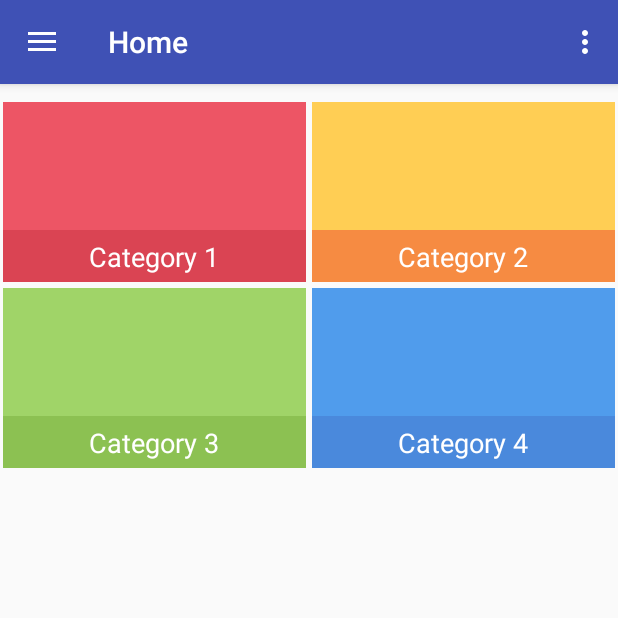
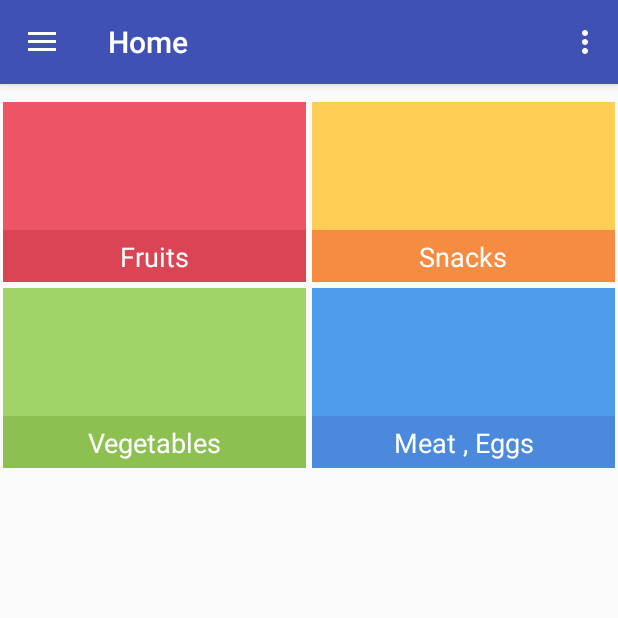
Before and after one commit to aakashswain001/GroceBay, an Android app: the HomeFragment screen opened directly, with no data from a screen before it, on a phone screen of 412 x 824 dp, the top half of it. Run offline under Robolectric (Android 15) with nearby library versions, the phone set to English and light mode, and no system bars; network calls fail; 1 statement that could not run was skipped.

Commit message:
Product ,Checkout images added

```diff
--- a/app/build.gradle
+++ b/app/build.gradle
@@ -34,6 +34,7 @@ dependencies {
     implementation 'com.android.support:support-v4:28.0.0'
     implementation 'com.cepheuen.elegant-number-button:lib:1.0.2'
     implementation 'com.github.andremion:counterfab:1.0.1'
+    implementation 'com.squareup.picasso:picasso:2.5.2'
     testImplementation 'junit:junit:4.12'
     androidTestImplementation 'com.android.support.test:runner:1.0.2'
     androidTestImplementation 'com.android.support.test.espresso:espresso-core:3.0.2'
--- a/app/src/main/java/com/grocebay/grocebay/CheckoutAdapter.java
+++ b/app/src/main/java/com/grocebay/grocebay/CheckoutAdapter.java
@@ -11,6 +11,7 @@ import android.widget.ImageView;
 import android.widget.TextView;
 
 import com.grocebay.grocebay.model.Product;
+import com.squareup.picasso.Picasso;
 
 import java.util.List;
 
@@ -38,6 +39,7 @@ public class CheckoutAdapter extends RecyclerView.Adapter<CheckoutAdapter.ViewHo
         holder.name.setText(product.getName());
         holder.price.setText(Integer.toString(Integer.parseInt(product.getPrice()) * product.getCount()));
         holder.quantity.setText(Integer.toString(product.getCount()));
+        Picasso.with(mCtx).load(product.getImage()).into(holder.prod);
         if (product.getVegtype().equals("veg")) {
             holder.veg.setVisibility(View.VISIBLE);
         } else {
@@ -52,7 +54,7 @@ public class CheckoutAdapter extends RecyclerView.Adapter<CheckoutAdapter.ViewHo
 
     public class ViewHolder extends RecyclerView.ViewHolder {
         private TextView name, price, quantity;
-        private ImageView veg, nonveg;
+        private ImageView veg, nonveg, prod;
 
         public ViewHolder(View itemView) {
             super(itemView);
@@ -61,6 +63,7 @@ public class CheckoutAdapter extends RecyclerView.Adapter<CheckoutAdapter.ViewHo
             quantity = itemView.findViewById(R.id.tv_quantity);
             veg = itemView.findViewById(R.id.veg);
             nonveg = itemView.findViewById(R.id.nonveg);
+            prod = itemView.findViewById(R.id.prod_image);
         }
 
     }
--- a/app/src/main/java/com/grocebay/grocebay/ProductActivity.java
+++ b/app/src/main/java/com/grocebay/grocebay/ProductActivity.java
@@ -99,8 +99,8 @@ public class ProductActivity extends AppCompatActivity implements AddorRemoveCal
     public void loadfood() {
         setVisibility(false);
         textView.setVisibility(View.GONE);
-        //String url = GET_PRODUCTS.concat("&category_id=" + category_id);
-        String url = "http://sleepygamers.xyz/grocebay/api/products.php?apicall=get&category_id=1";
+        String url = GET_PRODUCTS.concat("&category_id=" + category_id);
+        //  String url = "http://sleepygamers.xyz/grocebay/api/products.php?apicall=get&category_id=1";
         StringRequest stringRequest = new StringRequest(Request.Method.GET, url, new Response.Listener<String>() {
             @Override
             public void onResponse(String response) {
--- a/app/src/main/java/com/grocebay/grocebay/ProductAdapter.java
+++ b/app/src/main/java/com/grocebay/grocebay/ProductAdapter.java
@@ -13,6 +13,7 @@ import android.widget.TextView;
 import com.cepheuen.elegantnumberbutton.view.ElegantNumberButton;
 import com.grocebay.grocebay.interfaces.AddorRemoveCallbacks;
 import com.grocebay.grocebay.model.Product;
+import com.squareup.picasso.Picasso;
 
 import java.util.List;
 
@@ -40,6 +41,7 @@ public class ProductAdapter extends RecyclerView.Adapter<ProductAdapter.ViewHold
         holder.name.setText(product.getName());
         holder.price.setText(product.getPrice());
         holder.desc.setText(product.getDescription());
+        Picasso.with(mCtx).load(product.getImage()).into(holder.prod);
         holder.addToCart.setOnClickListener(new View.OnClickListener() {
             @Override
             public void onClick(View v) {
@@ -70,7 +72,7 @@ public class ProductAdapter extends RecyclerView.Adapter<ProductAdapter.ViewHold
         private TextView name, price, desc;
         private Button addToCart;
         private ElegantNumberButton elegantNumberButton;
-        private ImageView veg, nonveg;
+        private ImageView veg, nonveg, prod;
 
         public ViewHolder(View itemView) {
             super(itemView);
@@ -81,6 +83,7 @@ public class ProductAdapter extends RecyclerView.Adapter<ProductAdapter.ViewHold
             veg = itemView.findViewById(R.id.veg);
             nonveg = itemView.findViewById(R.id.nonveg);
             desc = itemView.findViewById(R.id.prod_desc);
+            prod = itemView.findViewById(R.id.prod_image);
         }
 
     }
--- a/app/src/main/res/layout/fragment_home.xml
+++ b/app/src/main/res/layout/fragment_home.xml
@@ -48,7 +48,7 @@
                         android:layout_marginTop="30dp"
                         android:background="@color/colorGrapeFruitDark"
                         android:padding="5dp"
-                        android:text="Category 1"
+                        android:text="Fruits"
                         android:textAlignment="center"
                         android:textColor="@color/colorWhite"
                         android:textSize="18sp" />
@@ -78,7 +78,7 @@
                         android:layout_marginTop="30dp"
                         android:background="@color/colorFlowerDark"
                         android:padding="5dp"
-                        android:text="Category 2"
+                        android:text="Snacks"
                         android:textAlignment="center"
                         android:textColor="@color/colorWhite"
                         android:textSize="18sp" />
@@ -117,7 +117,7 @@
                         android:layout_marginTop="30dp"
                         android:background="@color/colorGrassDark"
                         android:padding="5dp"
-                        android:text="Category 3"
+                        android:text="Vegetables"
                         android:textAlignment="center"
                         android:textColor="@color/colorWhite"
                         android:textSize="18sp" />
@@ -146,7 +146,7 @@
                         android:layout_marginTop="30dp"
                         android:background="@color/colorBlueJeansDark"
                         android:padding="5dp"
-                        android:text="Category 4"
+                        android:text="Meat , Eggs"
                         android:textAlignment="center"
                         android:textColor="@color/colorWhite"
                         android:textSize="18sp" />
```
Also changed, not shown: app/src/main/res/layout/checkout_row.xml (+13 -0 lines).
